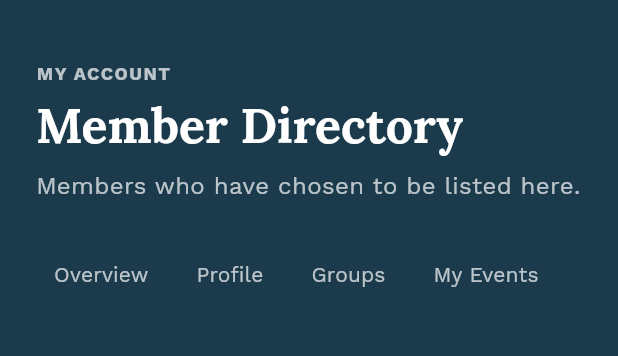
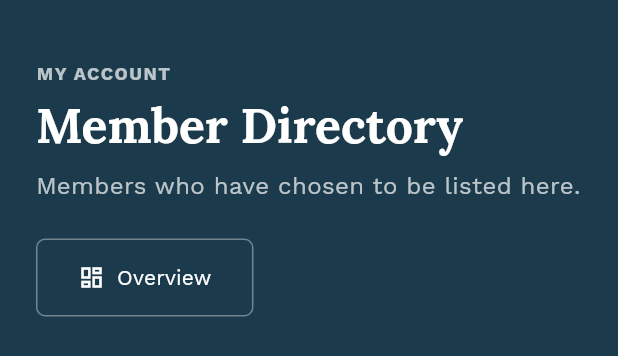
Before and after one commit to natehale05-gif/Yoked-Church-Web-App, a Flutter app: the AccountHeader widget shown alone on an empty page, opened directly, on a phone screen of 412 x 824 dp. Shown: the top 356 px of the screen. Run offline on Flutter 3.47's test engine with Material 3 defaults, Android fonts, the phone set to English and light mode, and no system bars; our stand-ins replace cloud_firestore, cloud_functions, file_picker, firebase_auth, firebase_core, firebase_storage and 4 more; missing offline and left inert: dart:js_interop; accounts and stored records are empty; project files that could hold a hidden picture were left out.

Commit message:
M13.3: the member portal gets the fix the dashboard already had
Thirteen sections in a horizontal scroller showed four - Overview,
Profile, Groups, My Events - and gave no sign the other nine existed.
That is precisely the bug M11.2 fixed for the staff dashboard's
nineteen tabs, left standing a milestone longer on the side far more
people use. Found by reading the member screenshots from the sweep
rather than by anything failing.

Fixed by extracting the admin side's private picker into one shared
widget rather than copying it a second time, because a second copy is
how there comes to be a third.

Two things that changed in the extraction, both deliberate:

The switch to the sheet is now measured against the width the widget
actually has, not the window. The admin header used
Breakpoints.isMobile - a 640 window check - so a 768 tablet got a
nineteen-tab row that scrolled and showed six. Both headers now hand
their sections to a LayoutBuilder, and a tablet gets the sheet. Checked
in a browser rather than assumed: sheet at 390 and 768, all thirteen
tabs inline at 1280.

And a tap goes straight to the church-scoped address instead of a bare
path the redirect then rewrites - one navigation and one history entry
per tap rather than two.

The member tabs gained icons, because the sheet is a list and thirteen
rows of bare text is a poor thing to scan.

Four tests mirroring the admin ones, including that a switched-off
feature has no row in the sheet - moving from a flag-filtered strip to
a flag-filtered sheet is exactly where a way back in could have been
quietly reintroduced.

411 tests pass.

Co-Authored-By: Claude Opus 5 <noreply@anthropic.com>
Claude-Session: https://claude.ai/code/session_011bH9r6mhytWN6A2L1hakkf

```diff
--- /dev/null
+++ b/lib/core/widgets/section_picker.dart
@@ -0,0 +1,152 @@
+import 'package:flutter/material.dart';
+import 'package:go_router/go_router.dart';
+
+import '../config/tenant.dart';
+
+/// One destination inside a section of the app.
+typedef Section = ({String label, String path, IconData icon});
+
+/// A row of tabs on a desktop; on a phone, a control that names where you
+/// are and opens the whole list.
+///
+/// Both the staff dashboard and the member portal have more sections than
+/// a phone can show at once - nineteen and thirteen. As a horizontal
+/// scroller each showed four of them and gave no sign the rest existed,
+/// so the dashboard appeared to have four sections and the portal
+/// appeared to be Overview, Profile, Groups and My Events.
+///
+/// Shared rather than copied. The admin side was fixed first and the
+/// member side was left with the identical bug for a milestone; one
+/// widget is how that stops happening a third time.
+class SectionPicker extends StatelessWidget {
+  final List<Section> sections;
+
+  /// The current path, already stripped of its church prefix.
+  final String current;
+
+  /// The tint for the selected tab in the desktop row. The two banners
+  /// this sits in have different backgrounds.
+  final Color selectedColor;
+
+  const SectionPicker({
+    super.key,
+    required this.sections,
+    required this.current,
+    required this.selectedColor,
+  });
+
+  @override
+  Widget build(BuildContext context) {
+    if (sections.isEmpty) return const SizedBox.shrink();
+
+    return LayoutBuilder(
+      builder: (context, constraints) {
+        // Measured against the space this actually has rather than the
+        // window width: the banner is inset, and a tab row that fits a
+        // "tablet" can still not fit here.
+        final row = _Row(
+          sections: sections,
+          current: current,
+          selectedColor: selectedColor,
+        );
+        return constraints.maxWidth < 700 ? _Sheet(sections: sections, current: current) : row;
+      },
+    );
+  }
+}
+
+class _Row extends StatelessWidget {
+  final List<Section> sections;
+  final String current;
+  final Color selectedColor;
+
+  const _Row({required this.sections, required this.current, required this.selectedColor});
+
+  @override
+  Widget build(BuildContext context) {
+    return SingleChildScrollView(
+      scrollDirection: Axis.horizontal,
+      child: Row(
+        children: [
+          for (final section in sections)
+            Padding(
+              padding: const EdgeInsets.only(right: 8),
+              child: TextButton(
+                onPressed: () => context.go(churchPathFor(context, section.path)),
+                style: TextButton.styleFrom(
+                  backgroundColor: section.path == current
+                      ? selectedColor.withValues(alpha: 0.25)
+                      : null,
+                  foregroundColor: section.path == current ? selectedColor : Colors.white70,
+                ),
+                child: Text(
+                  section.label,
+                  style: TextStyle(
+                    fontWeight: section.path == current ? FontWeight.w700 : FontWeight.w500,
+                  ),
+                ),
+              ),
+            ),
+        ],
+      ),
+    );
+  }
+}
+
+class _Sheet extends StatelessWidget {
+  final List<Section> sections;
+  final String current;
+
+  const _Sheet({required this.sections, required this.current});
+
+  @override
+  Widget build(BuildContext context) {
+    final here = sections.where((s) => s.path == current).firstOrNull ?? sections.first;
+
+    return Align(
+      alignment: Alignment.centerLeft,
+      child: OutlinedButton.icon(
+        onPressed: () => showModalBottomSheet<void>(
+          context: context,
+          isScrollControlled: true,
+          builder: (sheetContext) => SafeArea(
+            child: SingleChildScrollView(
+              child: Column(
+                mainAxisSize: MainAxisSize.min,
+                children: [
+                  for (final section in sections)
+                    ListTile(
+                      leading: Icon(section.icon),
+                      title: Text(section.label),
+                      selected: section.path == current,
+                      onTap: () {
+                        Navigator.pop(sheetContext);
+                        context.go(churchPathFor(context, section.path));
+                      },
+                    ),
+                ],
+              ),
+            ),
+          ),
+        ),
+        style: OutlinedButton.styleFrom(
+          foregroundColor: Colors.white,
+          side: const BorderSide(color: Colors.white38),
+        ),
+        icon: Icon(here.icon, size: 18),
+        label: Text(here.label),
+      ),
+    );
+  }
+}
+
+/// The church-scoped address of a bare path, from wherever we are.
+///
+/// The redirect would rewrite a bare `/account/groups` anyway, but going
+/// straight to the full address avoids a needless extra navigation and
+/// keeps the browser history one entry per tap.
+String churchPathFor(BuildContext context, String subPath) {
+  final here = GoRouter.of(context).routerDelegate.currentConfiguration.uri.path;
+  final churchId = churchIdFromLocation(here);
+  return churchId == null ? subPath : churchPath(churchId, subPath);
+}
--- a/lib/features/account/presentation/account_header.dart
+++ b/lib/features/account/presentation/account_header.dart
@@ -5,6 +5,7 @@ import 'package:go_router/go_router.dart';
 import '../../../core/config/tenant.dart';
 import '../../../core/config/settings_providers.dart';
 import '../../../core/widgets/section_container.dart';
+import '../../../core/widgets/section_picker.dart';
 
 /// Secondary nav shared by every `/account/*` screen, filtered by the
 /// church's feature flags so a disabled feature never shows a tab.
@@ -22,58 +23,49 @@ class AccountHeader extends ConsumerWidget {
     final current =
         subPathOf(GoRouter.of(context).routerDelegate.currentConfiguration.uri.path);
 
-    final tabs = <({String label, String path})>[
-      (label: 'Overview', path: '/account'),
-      (label: 'Profile', path: '/account/profile'),
-      if (flags.groups) (label: 'Groups', path: '/account/groups'),
-      if (flags.events) (label: 'My Events', path: '/account/events'),
-      if (flags.volunteering) (label: 'Volunteering', path: '/account/volunteering'),
-      if (flags.readingPlans) (label: 'Reading', path: '/account/reading'),
-      if (flags.sermons) (label: 'My Notes', path: '/account/notes'),
-      if (flags.prayerWall) (label: 'Prayer', path: '/account/prayer'),
-      if (flags.roomBooking) (label: 'Bookings', path: '/account/bookings'),
-      if (flags.kidsCheckIn) (label: 'Kids', path: '/account/kids'),
-      (label: 'Directory', path: '/account/directory'),
-      if (flags.giving) (label: 'Giving', path: '/account/giving'),
-      (label: 'Notifications', path: '/account/notifications'),
+    // Icons because the phone sheet is a list, and thirteen rows of bare
+    // text is a worse thing to scan than thirteen rows with a picture.
+    final tabs = <Section>[
+      (label: 'Overview', path: '/account', icon: Icons.dashboard_outlined),
+      (label: 'Profile', path: '/account/profile', icon: Icons.person_outline),
+      if (flags.groups) (label: 'Groups', path: '/account/groups', icon: Icons.groups_outlined),
+      if (flags.events)
+        (label: 'My Events', path: '/account/events', icon: Icons.event_outlined),
+      if (flags.volunteering)
+        (
+          label: 'Volunteering',
+          path: '/account/volunteering',
+          icon: Icons.volunteer_activism_outlined
+        ),
+      if (flags.readingPlans)
+        (label: 'Reading', path: '/account/reading', icon: Icons.menu_book_outlined),
+      if (flags.sermons) (label: 'My Notes', path: '/account/notes', icon: Icons.edit_note),
+      if (flags.prayerWall)
+        (label: 'Prayer', path: '/account/prayer', icon: Icons.favorite_outline),
+      if (flags.roomBooking)
+        (label: 'Bookings', path: '/account/bookings', icon: Icons.meeting_room_outlined),
+      if (flags.kidsCheckIn)
+        (label: 'Kids', path: '/account/kids', icon: Icons.child_care_outlined),
+      (label: 'Directory', path: '/account/directory', icon: Icons.contacts_outlined),
+      if (flags.giving) (label: 'Giving', path: '/account/giving', icon: Icons.payments_outlined),
+      (
+        label: 'Notifications',
+        path: '/account/notifications',
+        icon: Icons.notifications_outlined
+      ),
     ];
 
     return PageBanner(
       eyebrow: 'My Account',
       title: title,
       subtitle: subtitle,
-      below: SingleChildScrollView(
-        scrollDirection: Axis.horizontal,
-        child: Row(
-          children: [
-            for (final tab in tabs)
-              Padding(
-                padding: const EdgeInsets.only(right: 8),
-                child: _Tab(label: tab.label, path: tab.path, selected: current == tab.path),
-              ),
-          ],
-        ),
+      // Thirteen sections, four of which fit on a phone. Same control
+      // the staff dashboard uses, for the same reason.
+      below: SectionPicker(
+        sections: tabs,
+        current: current,
+        selectedColor: ref.watch(settingsProvider).colors.accent,
       ),
     );
   }
 }
-
-class _Tab extends ConsumerWidget {
-  final String label;
-  final String path;
-  final bool selected;
-
-  const _Tab({required this.label, required this.path, required this.selected});
-
-  @override
-  Widget build(BuildContext context, WidgetRef ref) {
-    return TextButton(
-      onPressed: () => context.go(path),
-      style: TextButton.styleFrom(
-        backgroundColor: selected ? Colors.white.withValues(alpha: 0.16) : null,
-        foregroundColor: selected ? Colors.white : Colors.white70,
-      ),
-      child: Text(label, style: TextStyle(fontWeight: selected ? FontWeight.w700 : FontWeight.w500)),
-    );
-  }
-}
```
Also changed, not shown: lib/features/admin/presentation/admin_header.dart (+8 -82 lines), 1 other file.
